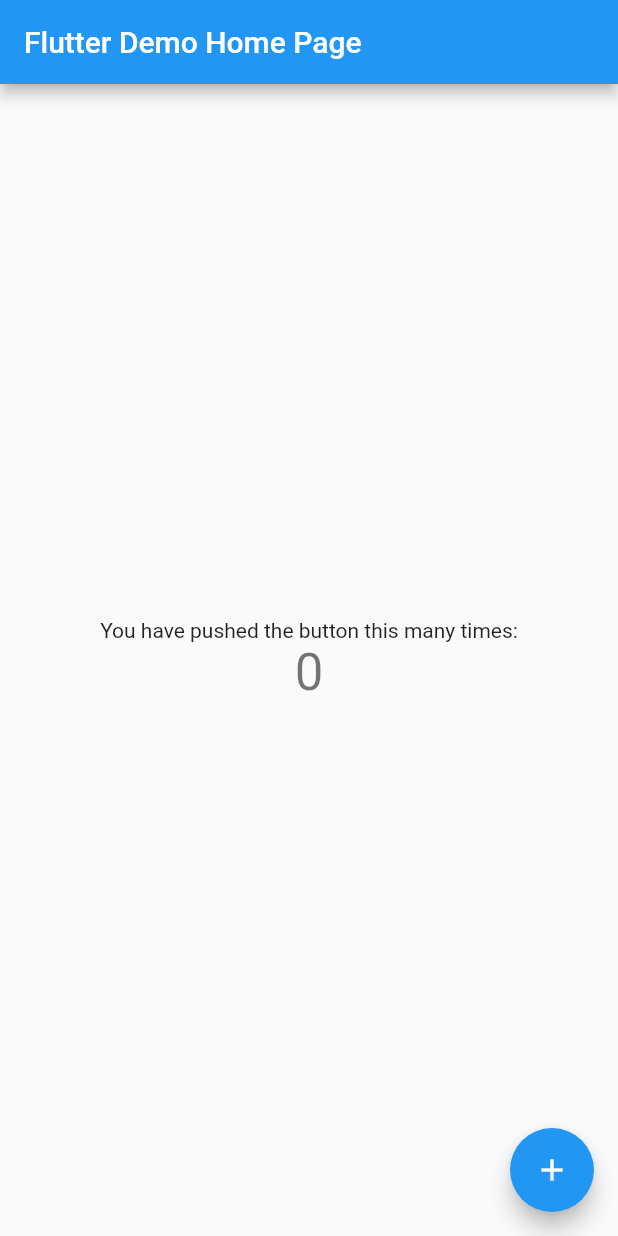
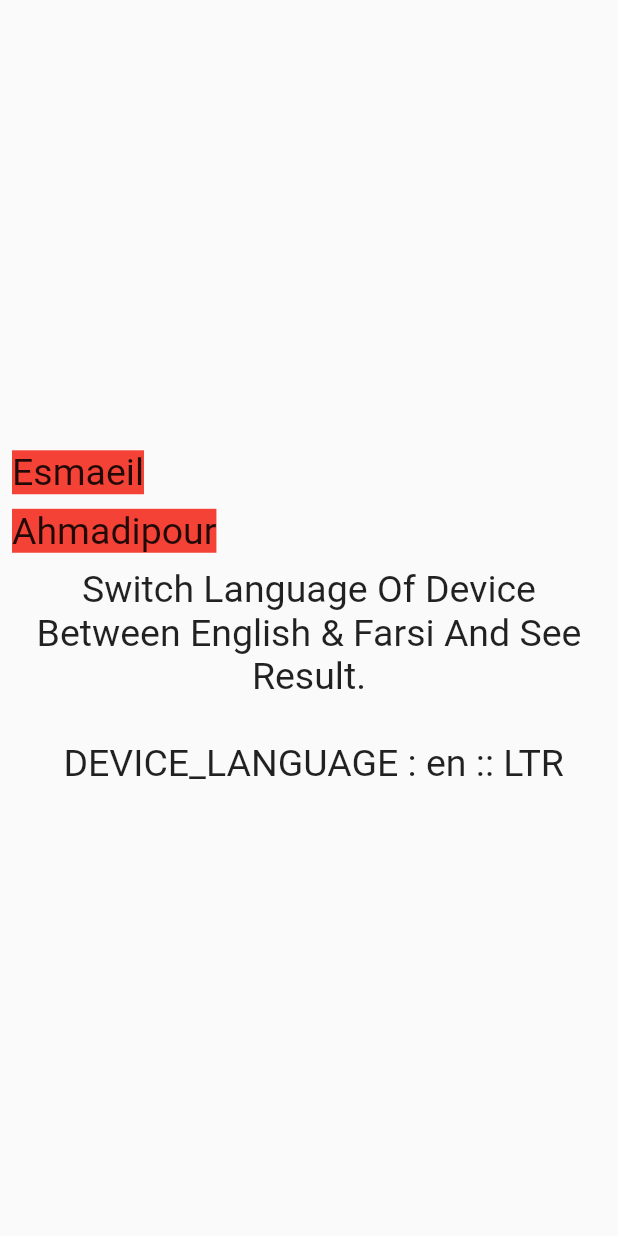
Before and after one commit to esmaeil-ahmadipour/Flutter_MultiLanguages, a Flutter app: the screen it shows after launch, on a phone screen of 412 x 824 dp. Run offline on Flutter 3.47's test engine with Material 2 defaults, Android fonts, the phone set to English and light mode, and no system bars.

Commit message:
Commit> Add AppLocalizations Class And Design UI

```diff
--- a/lib/main.dart
+++ b/lib/main.dart
@@ -1,113 +1,123 @@
+import 'package:flutter/cupertino.dart';
 import 'package:flutter/material.dart';
+import 'package:flutter_localizations/flutter_localizations.dart';
+import 'package:multilanguages/utils/app_localizations.dart';
 
 void main() {
   runApp(MyApp());
 }
 
 class MyApp extends StatelessWidget {
-  // This widget is the root of your application.
   @override
   Widget build(BuildContext context) {
     return MaterialApp(
       title: 'Flutter Demo',
       theme: ThemeData(
-        // This is the theme of your application.
-        //
-        // Try running your application with "flutter run". You'll see the
-        // application has a blue toolbar. Then, without quitting the app, try
-        // changing the primarySwatch below to Colors.green and then invoke
-        // "hot reload" (press "r" in the console where you ran "flutter run",
-        // or simply save your changes to "hot reload" in a Flutter IDE).
-        // Notice that the counter didn't reset back to zero; the application
-        // is not restarted.
         primarySwatch: Colors.blue,
       ),
-      home: MyHomePage(title: 'Flutter Demo Home Page'),
+      supportedLocales: [
+        Locale('en', 'US'),
+        Locale('fa', 'IR'),
+      ],
+      //This delegates make sure that the localization data for the proper language is loader.
+      localizationsDelegates: [
+        //A class which loads the translations from JSON files.
+        AppLocalizations.delegate,
+        //Built-in localization of basic text for Material Widget.
+        GlobalMaterialLocalizations.delegate,
+        //Built-in localization for text direction LTR/RTL.
+        GlobalWidgetsLocalizations.delegate,
+      ],
+      localeResolutionCallback: (locale, supportedLocales) {
+        for (var supportedLocale in supportedLocales) {
+          if (supportedLocale.languageCode == locale.languageCode &&
+              supportedLocale.countryCode == locale.countryCode) {
+            return supportedLocale;
+          }
+        }
+        return supportedLocales.first;
+      },
+      home: MyHomePage(),
     );
   }
 }
 
-class MyHomePage extends StatefulWidget {
-  MyHomePage({Key key, this.title}) : super(key: key);
-
-  // This widget is the home page of your application. It is stateful, meaning
-  // that it has a State object (defined below) that contains fields that affect
-  // how it looks.
-
-  // This class is the configuration for the state. It holds the values (in this
-  // case the title) provided by the parent (in this case the App widget) and
-  // used by the build method of the State. Fields in a Widget subclass are
-  // always marked "final".
-
-  final String title;
-
-  @override
-  _MyHomePageState createState() => _MyHomePageState();
-}
-
-class _MyHomePageState extends State<MyHomePage> {
-  int _counter = 0;
-
-  void _incrementCounter() {
-    setState(() {
-      // This call to setState tells the Flutter framework that something has
-      // changed in this State, which causes it to rerun the build method below
-      // so that the display can reflect the updated values. If we changed
-      // _counter without calling setState(), then the build method would not be
-      // called again, and so nothing would appear to happen.
-      _counter++;
-    });
-  }
-
+class MyHomePage extends StatelessWidget {
   @override
   Widget build(BuildContext context) {
-    // This method is rerun every time setState is called, for instance as done
-    // by the _incrementCounter method above.
-    //
-    // The Flutter framework has been optimized to make rerunning build methods
-    // fast, so that you can just rebuild anything that needs updating rather
-    // than having to individually change instances of widgets.
+    String textDirections;
+    switch(Localizations.localeOf(context).languageCode)
+    {
+      case("fa"):
+        textDirections="RTL";
+        break;
+      case("ar"):
+        textDirections="RTL";
+        break;
+      case("he"):
+        textDirections="RTL";
+        break;
+      case("ps"):
+        textDirections="RTL";
+        break;
+        case("ur"):
+        textDirections="RTL";
+        break;
+        default: {
+          textDirections="LTR";
+        }
+    }
+    String language = Localizations.localeOf(context).languageCode;
     return Scaffold(
-      appBar: AppBar(
-        // Here we take the value from the MyHomePage object that was created by
-        // the App.build method, and use it to set our appbar title.
-        title: Text(widget.title),
-      ),
       body: Center(
-        // Center is a layout widget. It takes a single child and positions it
-        // in the middle of the parent.
-        child: Column(
-          // Column is also a layout widget. It takes a list of children and
-          // arranges them vertically. By default, it sizes itself to fit its
-          // children horizontally, and tries to be as tall as its parent.
-          //
-          // Invoke "debug painting" (press "p" in the console, choose the
-          // "Toggle Debug Paint" action from the Flutter Inspector in Android
-          // Studio, or the "Toggle Debug Paint" command in Visual Studio Code)
-          // to see the wireframe for each widget.
-          //
-          // Column has various properties to control how it sizes itself and
-          // how it positions its children. Here we use mainAxisAlignment to
-          // center the children vertically; the main axis here is the vertical
-          // axis because Columns are vertical (the cross axis would be
-          // horizontal).
-          mainAxisAlignment: MainAxisAlignment.center,
-          children: <Widget>[
-            Text(
-              'You have pushed the button this many times:',
-            ),
-            Text(
-              '$_counter',
-              style: Theme.of(context).textTheme.headline4,
-            ),
-          ],
+        child: Padding(
+          padding: EdgeInsets.all(8.0),
+          child: Column(
+            mainAxisSize: MainAxisSize.min,
+            children: <Widget>[
+              Container(
+                alignment: textDirections == "RTL"
+                           ?Alignment.centerRight:Alignment.centerLeft,
+                child: Text(
+                  AppLocalizations.of(context).translate('firstName_string'),
+                  style: TextStyle(
+                      fontSize: 25,
+                      backgroundColor:
+                      textDirections == "RTL"
+                              ? Colors.blue
+                              : Colors.red),
+                  textAlign: TextAlign.center,
+                ),
+              ),
+              SizedBox(
+                height: 10,
+              ),
+              Container(
+                alignment: textDirections == "RTL"
+                           ?Alignment.centerRight:Alignment.centerLeft,
+                child: Text(
+                  AppLocalizations.of(context).translate('lastName_string'),
+                  style: TextStyle(
+                      fontSize: 25,
+                      backgroundColor:
+                      textDirections == "RTL"
+                              ? Colors.blue
+                              : Colors.red),
+                  textAlign: TextAlign.center,
+                ),
+              ),
+              SizedBox(
+                height: 10,
+              ),
+              Text(
+                "Switch Language Of Device Between English & Farsi And See Result.\n\n DEVICE_LANGUAGE : $language :: $textDirections",
+                style: TextStyle(fontSize: 25),
+                textAlign: TextAlign.center,
+              ),
+            ],
+          ),
         ),
       ),
-      floatingActionButton: FloatingActionButton(
-        onPressed: _incrementCounter,
-        tooltip: 'Increment',
-        child: Icon(Icons.add),
-      ), // This trailing comma makes auto-formatting nicer for build methods.
     );
   }
 }
--- /dev/null
+++ b/lib/utils/app_localizations.dart
@@ -0,0 +1,65 @@
+import 'dart:async';
+import 'dart:convert';
+
+import 'package:flutter/material.dart';
+import 'package:flutter/services.dart';
+
+class AppLocalizations {
+  final Locale locale;
+
+  AppLocalizations(this.locale);
+
+  // Helper method to keep the code in the widgets concise
+  //Localizations are accessed using an InheritedWidget "of" syntax
+  static AppLocalizations of(BuildContext context) {
+    return Localizations.of<AppLocalizations>(context, AppLocalizations);
+  }
+
+  //static member to have a simple access to the delegate from the MaterialApp.
+  static const  LocalizationsDelegate <AppLocalizations> delegate =
+  _AppLocalizationsDelegate();
+
+  Map<String, String> _localizedString;
+
+  Future<bool> load() async {
+    //Load the language JSON file from the "languages" folder;
+    String jsonString =
+        await rootBundle.loadString('assets/languages/${locale.languageCode}.json');
+    Map<String, dynamic> jsonMap = json.decode(jsonString);
+    _localizedString = jsonMap.map((key, value) {
+      return MapEntry(key, value.toString());
+    });
+  return true;
+  }
+
+  //This method will be called from every widget which needs a localized text.
+  String translate(String key){
+    return _localizedString[key];
+  }
+}
+
+//LocalizationsDelegate is a factory  for a set of localized resources
+//In this case , the localized string will be gotten in an AppLocalization object.
+class _AppLocalizationsDelegate extends LocalizationsDelegate<AppLocalizations>{
+
+  //This delegate instance will never change (it doesn't even have fields!)
+  //It can provide constant constructor.
+  const _AppLocalizationsDelegate();
+
+  @override
+  bool isSupported(Locale locale) {
+    //Include all of your supported languages codes here.
+    return ['en','fa'].contains(locale.languageCode);
+  }
+
+  @override
+  Future<AppLocalizations> load(Locale locale)  async{
+    //AppLocalizations class is where the JSON loading actually runs.
+    AppLocalizations localizations = new AppLocalizations(locale);
+    await localizations.load();
+    return localizations;
+  }
+
+  @override
+  bool shouldReload(_AppLocalizationsDelegate old) => false;
+}
--- a/pubspec.yaml
+++ b/pubspec.yaml
@@ -44,7 +44,9 @@ flutter:
   uses-material-design: true
 
   # To add assets to your application, add an assets section, like this:
-  # assets:
+  assets:
+    - assets/languages/en.json
+    - assets/languages/fa.json
   #   - images/a_dot_burr.jpeg
   #   - images/a_dot_ham.jpeg
 
```
